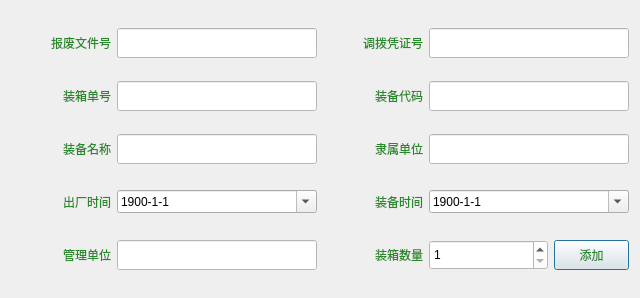
This is GunManagementSystem/UI/SystemManager/BoxPacked.ui in zhaixueming/GunManagementSystem as Qt 5 draws it before an edit. The edited form follows.
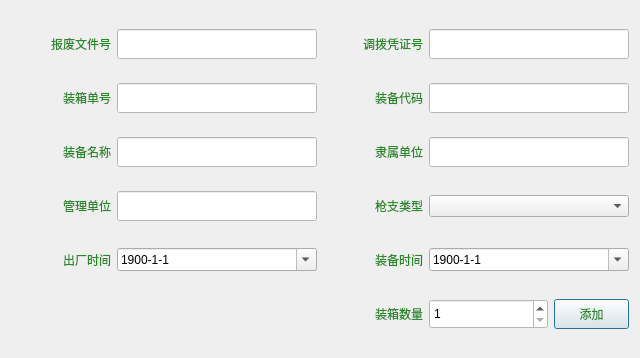
This is the edited form.

The edit to the form file:
```diff
--- a/GunManagementSystem/UI/SystemManager/BoxPacked.ui
+++ b/GunManagementSystem/UI/SystemManager/BoxPacked.ui
@@ -7,14 +7,14 @@
     <x>0</x>
     <y>0</y>
     <width>636</width>
-    <height>298</height>
+    <height>358</height>
    </rect>
   </property>
   <property name="windowTitle">
    <string>箱装信息</string>
   </property>
   <layout class="QGridLayout" name="gridLayout">
-   <item row="0" column="0" colspan="2">
+   <item row="0" column="0">
     <widget class="QLabel" name="label_29">
      <property name="minimumSize">
       <size>
@@ -40,7 +40,62 @@
      </property>
     </widget>
    </item>
-   <item row="0" column="4" colspan="2">
+   <item row="0" column="1">
+    <widget class="QLineEdit" name="lineEdit_WenJianHao">
+     <property name="minimumSize">
+      <size>
+       <width>200</width>
+       <height>30</height>
+      </size>
+     </property>
+     <property name="maximumSize">
+      <size>
+       <width>250</width>
+       <height>30</height>
+      </size>
+     </property>
+     <property name="styleSheet">
+      <string notr="true">background-color: rgb(255, 255, 255);
+font: 14pt &quot;微软雅黑&quot;;</string>
+     </property>
+     <property name="echoMode">
+      <enum>QLineEdit::Normal</enum>
+     </property>
+     <property name="readOnly">
+      <bool>false</bool>
+     </property>
+     <property name="placeholderText">
+      <string/>
+     </property>
+    </widget>
+   </item>
+   <item row="0" column="2">
+    <widget class="QLabel" name="label_30">
+     <property name="minimumSize">
+      <size>
+       <width>100</width>
+       <height>30</height>
+      </size>
+     </property>
+     <property name="maximumSize">
+      <size>
+       <width>100</width>
+       <height>30</height>
+      </size>
+     </property>
+     <property name="styleSheet">
+      <string notr="true">font: 75 14pt &quot;微软雅黑&quot;;
+color: rgb(41, 136, 41);</string>
+     </property>
+     <property name="text">
+      <string>调拨凭证号</string>
+     </property>
+     <property name="alignment">
+      <set>Qt::AlignRight|Qt::AlignTrailing|Qt::AlignVCenter</set>
+     </property>
+    </widget>
+   </item>
+   <item row="0" column="3" colspan="2">
     <widget class="QLineEdit" name="lineEdit_PingZhengHao">
      <property name="minimumSize">
       <size>
@@ -69,37 +124,117 @@
      </property>
     </widget>
    </item>
-   <item row="3" column="2">
-    <widget class="QDateEdit" name="dateEdit_ChuChang">
+   <item row="1" column="0">
+    <widget class="QLabel" name="label_31">
+     <property name="minimumSize">
+      <size>
+       <width>100</width>
+       <height>30</height>
+      </size>
+     </property>
+     <property name="maximumSize">
+      <size>
+       <width>100</width>
+       <height>30</height>
+      </size>
+     </property>
      <property name="styleSheet">
-      <string notr="true">font: 14pt &quot;微软雅黑&quot;;</string>
+      <string notr="true">font: 75 14pt &quot;微软雅黑&quot;;
+color: rgb(41, 136, 41);</string>
      </property>
-     <property name="dateTime">
-      <datetime>
-       <hour>0</hour>
-       <minute>0</minute>
-       <second>0</second>
-       <year>1900</year>
-       <month>1</month>
-       <day>1</day>
-      </datetime>
+     <property name="text">
+      <string>装箱单号</string>
      </property>
-     <property name="displayFormat">
-      <string>yyyy-M-d</string>
+     <property name="alignment">
+      <set>Qt::AlignRight|Qt::AlignTrailing|Qt::AlignVCenter</set>
      </property>
-     <property name="calendarPopup">
-      <bool>true</bool>
+    </widget>
+   </item>
+   <item row="1" column="1">
+    <widget class="QLineEdit" name="lineEdit_DanHao">
+     <property name="minimumSize">
+      <size>
+       <width>200</width>
+       <height>30</height>
+      </size>
      </property>
-     <property name="date">
-      <date>
-       <year>1900</year>
-       <month>1</month>
-       <day>1</day>
-      </date>
+     <property name="maximumSize">
+      <size>
+       <width>250</width>
+       <height>30</height>
+      </size>
      </property>
+     <property name="styleSheet">
+      <string notr="true">background-color: rgb(255, 255, 255);
+font: 14pt &quot;微软雅黑&quot;;</string>
+     </property>
+     <property name="echoMode">
+      <enum>QLineEdit::Normal</enum>
+     </property>
+     <property name="readOnly">
+      <bool>false</bool>
+     </property>
+     <property name="placeholderText">
+      <string/>
+     </property>
     </widget>
    </item>
-   <item row="2" column="0" colspan="2">
+   <item row="1" column="2">
+    <widget class="QLabel" name="label_32">
+     <property name="minimumSize">
+      <size>
+       <width>100</width>
+       <height>30</height>
+      </size>
+     </property>
+     <property name="maximumSize">
+      <size>
+       <width>100</width>
+       <height>30</height>
+      </size>
+     </property>
+     <property name="styleSheet">
+      <string notr="true">font: 75 14pt &quot;微软雅黑&quot;;
+color: rgb(41, 136, 41);</string>
+     </property>
+     <property name="text">
+      <string>装备代码</string>
+     </property>
+     <property name="alignment">
+      <set>Qt::AlignRight|Qt::AlignTrailing|Qt::AlignVCenter</set>
+     </property>
+    </widget>
+   </item>
+   <item row="1" column="3" colspan="2">
+    <widget class="QLineEdit" name="lineEdit_DaiMa">
+     <property name="minimumSize">
+      <size>
+       <width>200</width>
+       <height>30</height>
+      </size>
+     </property>
+     <property name="maximumSize">
+      <size>
+       <width>250</width>
+       <height>30</height>
+      </size>
+     </property>
+     <property name="styleSheet">
+      <string notr="true">background-color: rgb(255, 255, 255);
+font: 14pt &quot;微软雅黑&quot;;</string>
+     </property>
+     <property name="echoMode">
+      <enum>QLineEdit::Normal</enum>
+     </property>
+     <property name="readOnly">
+      <bool>false</bool>
+     </property>
+     <property name="placeholderText">
+      <string/>
+     </property>
+    </widget>
+   </item>
+   <item row="2" column="0">
     <widget class="QLabel" name="label_33">
      <property name="minimumSize">
       <size>
@@ -125,8 +260,8 @@
      </property>
     </widget>
    </item>
-   <item row="1" column="4" colspan="2">
-    <widget class="QLineEdit" name="lineEdit_DaiMa">
+   <item row="2" column="1">
+    <widget class="QLineEdit" name="lineEdit_MingCheng">
      <property name="minimumSize">
       <size>
        <width>200</width>
@@ -154,7 +289,268 @@
      </property>
     </widget>
    </item>
-   <item row="4" column="3">
+   <item row="2" column="2">
+    <widget class="QLabel" name="label_LiShuDanWei">
+     <property name="minimumSize">
+      <size>
+       <width>100</width>
+       <height>30</height>
+      </size>
+     </property>
+     <property name="maximumSize">
+      <size>
+       <width>100</width>
+       <height>30</height>
+      </size>
+     </property>
+     <property name="styleSheet">
+      <string notr="true">font: 75 14pt &quot;微软雅黑&quot;;
+color: rgb(41, 136, 41);</string>
+     </property>
+     <property name="text">
+      <string>隶属单位</string>
+     </property>
+     <property name="alignment">
+      <set>Qt::AlignRight|Qt::AlignTrailing|Qt::AlignVCenter</set>
+     </property>
+    </widget>
+   </item>
+   <item row="2" column="3" colspan="2">
+    <widget class="QLineEdit" name="lineEdit_LiShuDanWei">
+     <property name="minimumSize">
+      <size>
+       <width>200</width>
+       <height>30</height>
+      </size>
+     </property>
+     <property name="maximumSize">
+      <size>
+       <width>250</width>
+       <height>30</height>
+      </size>
+     </property>
+     <property name="styleSheet">
+      <string notr="true">background-color: rgb(255, 255, 255);
+font: 14pt &quot;微软雅黑&quot;;</string>
+     </property>
+     <property name="echoMode">
+      <enum>QLineEdit::Normal</enum>
+     </property>
+     <property name="readOnly">
+      <bool>false</bool>
+     </property>
+     <property name="placeholderText">
+      <string/>
+     </property>
+    </widget>
+   </item>
+   <item row="3" column="0">
+    <widget class="QLabel" name="label_35">
+     <property name="minimumSize">
+      <size>
+       <width>100</width>
+       <height>30</height>
+      </size>
+     </property>
+     <property name="maximumSize">
+      <size>
+       <width>100</width>
+       <height>30</height>
+      </size>
+     </property>
+     <property name="styleSheet">
+      <string notr="true">font: 75 14pt &quot;微软雅黑&quot;;
+color: rgb(41, 136, 41);</string>
+     </property>
+     <property name="text">
+      <string>管理单位</string>
+     </property>
+     <property name="alignment">
+      <set>Qt::AlignRight|Qt::AlignTrailing|Qt::AlignVCenter</set>
+     </property>
+    </widget>
+   </item>
+   <item row="3" column="1">
+    <widget class="QLineEdit" name="lineEdit_GuanLiDanWei">
+     <property name="minimumSize">
+      <size>
+       <width>200</width>
+       <height>30</height>
+      </size>
+     </property>
+     <property name="maximumSize">
+      <size>
+       <width>250</width>
+       <height>30</height>
+      </size>
+     </property>
+     <property name="styleSheet">
+      <string notr="true">background-color: rgb(255, 255, 255);
+font: 14pt &quot;微软雅黑&quot;;</string>
+     </property>
+     <property name="echoMode">
+      <enum>QLineEdit::Normal</enum>
+     </property>
+     <property name="readOnly">
+      <bool>false</bool>
+     </property>
+     <property name="placeholderText">
+      <string/>
+     </property>
+    </widget>
+   </item>
+   <item row="3" column="2">
+    <widget class="QLabel" name="label_39">
+     <property name="minimumSize">
+      <size>
+       <width>100</width>
+       <height>30</height>
+      </size>
+     </property>
+     <property name="maximumSize">
+      <size>
+       <width>100</width>
+       <height>30</height>
+      </size>
+     </property>
+     <property name="styleSheet">
+      <string notr="true">font: 75 14pt &quot;微软雅黑&quot;;
+color: rgb(41, 136, 41);</string>
+     </property>
+     <property name="text">
+      <string>枪支类型</string>
+     </property>
+     <property name="alignment">
+      <set>Qt::AlignRight|Qt::AlignTrailing|Qt::AlignVCenter</set>
+     </property>
+    </widget>
+   </item>
+   <item row="3" column="3" colspan="2">
+    <widget class="QComboBox" name="comboBox_GunType">
+     <property name="enabled">
+      <bool>true</bool>
+     </property>
+     <property name="editable">
+      <bool>false</bool>
+     </property>
+     <property name="currentText">
+      <string/>
+     </property>
+    </widget>
+   </item>
+   <item row="4" column="0">
+    <widget class="QLabel" name="label_37">
+     <property name="minimumSize">
+      <size>
+       <width>100</width>
+       <height>30</height>
+      </size>
+     </property>
+     <property name="maximumSize">
+      <size>
+       <width>100</width>
+       <height>30</height>
+      </size>
+     </property>
+     <property name="styleSheet">
+      <string notr="true">font: 75 14pt &quot;微软雅黑&quot;;
+color: rgb(41, 136, 41);</string>
+     </property>
+     <property name="text">
+      <string>出厂时间</string>
+     </property>
+     <property name="alignment">
+      <set>Qt::AlignRight|Qt::AlignTrailing|Qt::AlignVCenter</set>
+     </property>
+    </widget>
+   </item>
+   <item row="4" column="1">
+    <widget class="QDateEdit" name="dateEdit_ChuChang">
+     <property name="styleSheet">
+      <string notr="true">font: 14pt &quot;微软雅黑&quot;;</string>
+     </property>
+     <property name="dateTime">
+      <datetime>
+       <hour>0</hour>
+       <minute>0</minute>
+       <second>0</second>
+       <year>1900</year>
+       <month>1</month>
+       <day>1</day>
+      </datetime>
+     </property>
+     <property name="displayFormat">
+      <string>yyyy-M-d</string>
+     </property>
+     <property name="calendarPopup">
+      <bool>true</bool>
+     </property>
+     <property name="date">
+      <date>
+       <year>1900</year>
+       <month>1</month>
+       <day>1</day>
+      </date>
+     </property>
+    </widget>
+   </item>
+   <item row="4" column="2">
+    <widget class="QLabel" name="label_38">
+     <property name="minimumSize">
+      <size>
+       <width>100</width>
+       <height>30</height>
+      </size>
+     </property>
+     <property name="maximumSize">
+      <size>
+       <width>100</width>
+       <height>30</height>
+      </size>
+     </property>
+     <property name="styleSheet">
+      <string notr="true">font: 75 14pt &quot;微软雅黑&quot;;
+color: rgb(41, 136, 41);</string>
+     </property>
+     <property name="text">
+      <string>装备时间</string>
+     </property>
+     <property name="alignment">
+      <set>Qt::AlignRight|Qt::AlignTrailing|Qt::AlignVCenter</set>
+     </property>
+    </widget>
+   </item>
+   <item row="4" column="3" colspan="2">
+    <widget class="QDateEdit" name="dateEdit_ZhuangBei">
+     <property name="styleSheet">
+      <string notr="true">font: 14pt &quot;微软雅黑&quot;;</string>
+     </property>
+     <property name="dateTime">
+      <datetime>
+       <hour>0</hour>
+       <minute>0</minute>
+       <second>0</second>
+       <year>1900</year>
+       <month>1</month>
+       <day>1</day>
+      </datetime>
+     </property>
+     <property name="displayFormat">
+      <string>yyyy-M-d</string>
+     </property>
+     <property name="calendarPopup">
+      <bool>true</bool>
+     </property>
+     <property name="date">
+      <date>
+       <year>1900</year>
+       <month>1</month>
+       <day>1</day>
+      </date>
+     </property>
+    </widget>
+   </item>
+   <item row="5" column="2">
     <widget class="QLabel" name="label_36">
      <property name="minimumSize">
       <size>
@@ -180,7 +576,7 @@
      </property>
     </widget>
    </item>
-   <item row="4" column="4">
+   <item row="5" column="3">
     <widget class="QSpinBox" name="spinBox">
      <property name="minimumSize">
       <size>
@@ -206,88 +602,7 @@
      </property>
     </widget>
    </item>
-   <item row="1" column="3">
-    <widget class="QLabel" name="label_32">
-     <property name="minimumSize">
-      <size>
-       <width>100</width>
-       <height>30</height>
-      </size>
-     </property>
-     <property name="maximumSize">
-      <size>
-       <width>100</width>
-       <height>30</height>
-      </size>
-     </property>
-     <property name="styleSheet">
-      <string notr="true">font: 75 14pt &quot;微软雅黑&quot;;
-color: rgb(41, 136, 41);</string>
-     </property>
-     <property name="text">
-      <string>装备代码</string>
-     </property>
-     <property name="alignment">
-      <set>Qt::AlignRight|Qt::AlignTrailing|Qt::AlignVCenter</set>
-     </property>
-    </widget>
-   </item>
-   <item row="0" column="3">
-    <widget class="QLabel" name="label_30">
-     <property name="minimumSize">
-      <size>
-       <width>100</width>
-       <height>30</height>
-      </size>
-     </property>
-     <property name="maximumSize">
-      <size>
-       <width>100</width>
-       <height>30</height>
-      </size>
-     </property>
-     <property name="styleSheet">
-      <string notr="true">font: 75 14pt &quot;微软雅黑&quot;;
-color: rgb(41, 136, 41);</string>
-     </property>
-     <property name="text">
-      <string>调拨凭证号</string>
-     </property>
-     <property name="alignment">
-      <set>Qt::AlignRight|Qt::AlignTrailing|Qt::AlignVCenter</set>
-     </property>
-    </widget>
-   </item>
-   <item row="2" column="2">
-    <widget class="QLineEdit" name="lineEdit_MingCheng">
-     <property name="minimumSize">
-      <size>
-       <width>200</width>
-       <height>30</height>
-      </size>
-     </property>
-     <property name="maximumSize">
-      <size>
-       <width>250</width>
-       <height>30</height>
-      </size>
-     </property>
-     <property name="styleSheet">
-      <string notr="true">background-color: rgb(255, 255, 255);
-font: 14pt &quot;微软雅黑&quot;;</string>
-     </property>
-     <property name="echoMode">
-      <enum>QLineEdit::Normal</enum>
-     </property>
-     <property name="readOnly">
-      <bool>false</bool>
-     </property>
-     <property name="placeholderText">
-      <string/>
-     </property>
-    </widget>
-   </item>
-   <item row="4" column="5">
+   <item row="5" column="4">
     <widget class="QPushButton" name="pushButton_QueDing">
      <property name="minimumSize">
       <size>
@@ -310,282 +625,6 @@
      </property>
     </widget>
    </item>
-   <item row="0" column="2">
-    <widget class="QLineEdit" name="lineEdit_WenJianHao">
-     <property name="minimumSize">
-      <size>
-       <width>200</width>
-       <height>30</height>
-      </size>
-     </property>
-     <property name="maximumSize">
-      <size>
-       <width>250</width>
-       <height>30</height>
-      </size>
-     </property>
-     <property name="styleSheet">
-      <string notr="true">background-color: rgb(255, 255, 255);
-font: 14pt &quot;微软雅黑&quot;;</string>
-     </property>
-     <property name="echoMode">
-      <enum>QLineEdit::Normal</enum>
-     </property>
-     <property name="readOnly">
-      <bool>false</bool>
-     </property>
-     <property name="placeholderText">
-      <string/>
-     </property>
-    </widget>
-   </item>
-   <item row="4" column="2">
-    <widget class="QLineEdit" name="lineEdit_GuanLiDanWei">
-     <property name="minimumSize">
-      <size>
-       <width>200</width>
-       <height>30</height>
-      </size>
-     </property>
-     <property name="maximumSize">
-      <size>
-       <width>250</width>
-       <height>30</height>
-      </size>
-     </property>
-     <property name="styleSheet">
-      <string notr="true">background-color: rgb(255, 255, 255);
-font: 14pt &quot;微软雅黑&quot;;</string>
-     </property>
-     <property name="echoMode">
-      <enum>QLineEdit::Normal</enum>
-     </property>
-     <property name="readOnly">
-      <bool>false</bool>
-     </property>
-     <property name="placeholderText">
-      <string/>
-     </property>
-    </widget>
-   </item>
-   <item row="2" column="3">
-    <widget class="QLabel" name="label_LiShuDanWei">
-     <property name="minimumSize">
-      <size>
-       <width>100</width>
-       <height>30</height>
-      </size>
-     </property>
-     <property name="maximumSize">
-      <size>
-       <width>100</width>
-       <height>30</height>
-      </size>
-     </property>
-     <property name="styleSheet">
-      <string notr="true">font: 75 14pt &quot;微软雅黑&quot;;
-color: rgb(41, 136, 41);</string>
-     </property>
-     <property name="text">
-      <string>隶属单位</string>
-     </property>
-     <property name="alignment">
-      <set>Qt::AlignRight|Qt::AlignTrailing|Qt::AlignVCenter</set>
-     </property>
-    </widget>
-   </item>
-   <item row="2" column="4" colspan="2">
-    <widget class="QLineEdit" name="lineEdit_LiShuDanWei">
-     <property name="minimumSize">
-      <size>
-       <width>200</width>
-       <height>30</height>
-      </size>
-     </property>
-     <property name="maximumSize">
-      <size>
-       <width>250</width>
-       <height>30</height>
-      </size>
-     </property>
-     <property name="styleSheet">
-      <string notr="true">background-color: rgb(255, 255, 255);
-font: 14pt &quot;微软雅黑&quot;;</string>
-     </property>
-     <property name="echoMode">
-      <enum>QLineEdit::Normal</enum>
-     </property>
-     <property name="readOnly">
-      <bool>false</bool>
-     </property>
-     <property name="placeholderText">
-      <string/>
-     </property>
-    </widget>
-   </item>
-   <item row="1" column="2">
-    <widget class="QLineEdit" name="lineEdit_DanHao">
-     <property name="minimumSize">
-      <size>
-       <width>200</width>
-       <height>30</height>
-      </size>
-     </property>
-     <property name="maximumSize">
-      <size>
-       <width>250</width>
-       <height>30</height>
-      </size>
-     </property>
-     <property name="styleSheet">
-      <string notr="true">background-color: rgb(255, 255, 255);
-font: 14pt &quot;微软雅黑&quot;;</string>
-     </property>
-     <property name="echoMode">
-      <enum>QLineEdit::Normal</enum>
-     </property>
-     <property name="readOnly">
-      <bool>false</bool>
-     </property>
-     <property name="placeholderText">
-      <string/>
-     </property>
-    </widget>
-   </item>
-   <item row="3" column="3">
-    <widget class="QLabel" name="label_38">
-     <property name="minimumSize">
-      <size>
-       <width>100</width>
-       <height>30</height>
-      </size>
-     </property>
-     <property name="maximumSize">
-      <size>
-       <width>100</width>
-       <height>30</height>
-      </size>
-     </property>
-     <property name="styleSheet">
-      <string notr="true">font: 75 14pt &quot;微软雅黑&quot;;
-color: rgb(41, 136, 41);</string>
-     </property>
-     <property name="text">
-      <string>装备时间</string>
-     </property>
-     <property name="alignment">
-      <set>Qt::AlignRight|Qt::AlignTrailing|Qt::AlignVCenter</set>
-     </property>
-    </widget>
-   </item>
-   <item row="3" column="4" colspan="2">
-    <widget class="QDateEdit" name="dateEdit_ZhuangBei">
-     <property name="styleSheet">
-      <string notr="true">font: 14pt &quot;微软雅黑&quot;;</string>
-     </property>
-     <property name="dateTime">
-      <datetime>
-       <hour>0</hour>
-       <minute>0</minute>
-       <second>0</second>
-       <year>1900</year>
-       <month>1</month>
-       <day>1</day>
-      </datetime>
-     </property>
-     <property name="displayFormat">
-      <string>yyyy-M-d</string>
-     </property>
-     <property name="calendarPopup">
-      <bool>true</bool>
-     </property>
-     <property name="date">
-      <date>
-       <year>1900</year>
-       <month>1</month>
-       <day>1</day>
-      </date>
-     </property>
-    </widget>
-   </item>
-   <item row="1" column="0" colspan="2">
-    <widget class="QLabel" name="label_31">
-     <property name="minimumSize">
-      <size>
-       <width>100</width>
-       <height>30</height>
-      </size>
-     </property>
-     <property name="maximumSize">
-      <size>
-       <width>100</width>
-       <height>30</height>
-      </size>
-     </property>
-     <property name="styleSheet">
-      <string notr="true">font: 75 14pt &quot;微软雅黑&quot;;
-color: rgb(41, 136, 41);</string>
-     </property>
-     <property name="text">
-      <string>装箱单号</string>
-     </property>
-     <property name="alignment">
-      <set>Qt::AlignRight|Qt::AlignTrailing|Qt::AlignVCenter</set>
-     </property>
-    </widget>
-   </item>
-   <item row="4" column="0" colspan="2">
-    <widget class="QLabel" name="label_35">
-     <property name="minimumSize">
-      <size>
-       <width>100</width>
-       <height>30</height>
-      </size>
-     </property>
-     <property name="maximumSize">
-      <size>
-       <width>100</width>
-       <height>30</height>
-      </size>
-     </property>
-     <property name="styleSheet">
-      <string notr="true">font: 75 14pt &quot;微软雅黑&quot;;
-color: rgb(41, 136, 41);</string>
-     </property>
-     <property name="text">
-      <string>管理单位</string>
-     </property>
-     <property name="alignment">
-      <set>Qt::AlignRight|Qt::AlignTrailing|Qt::AlignVCenter</set>
-     </property>
-    </widget>
-   </item>
-   <item row="3" column="0" colspan="2">
-    <widget class="QLabel" name="label_37">
-     <property name="minimumSize">
-      <size>
-       <width>100</width>
-       <height>30</height>
-      </size>
-     </property>
-     <property name="maximumSize">
-      <size>
-       <width>100</width>
-       <height>30</height>
-      </size>
-     </property>
-     <property name="styleSheet">
-      <string notr="true">font: 75 14pt &quot;微软雅黑&quot;;
-color: rgb(41, 136, 41);</string>
-     </property>
-     <property name="text">
-      <string>出厂时间</string>
-     </property>
-     <property name="alignment">
-      <set>Qt::AlignRight|Qt::AlignTrailing|Qt::AlignVCenter</set>
-     </property>
-    </widget>
-   </item>
   </layout>
  </widget>
  <tabstops>
```
